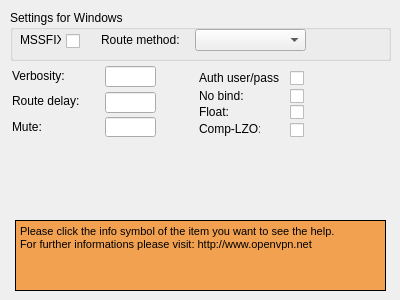
The window that wiz_advpage.ui (Securepoint/openvpn-client) describes before a commit, drawn with Qt 5.
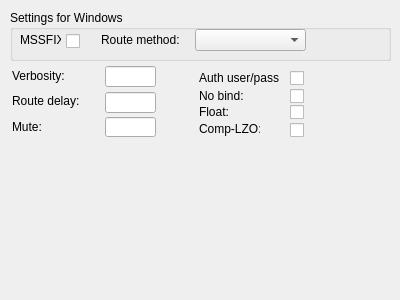
The same window after the commit. Icons and pictures are not drawn.

Patch:
```diff
--- a/wiz_advpage.ui
+++ b/wiz_advpage.ui
@@ -301,59 +301,6 @@
     <string/>
    </property>
   </widget>
-  <widget class="QPushButton" name="cmdInfoAuthUserPass">
-   <property name="geometry">
-    <rect>
-     <x>310</x>
-     <y>70</y>
-     <width>16</width>
-     <height>16</height>
-    </rect>
-   </property>
-   <property name="text">
-    <string/>
-   </property>
-   <property name="icon">
-    <iconset resource="systray.qrc">
-     <normaloff>:/images/info.svg</normaloff>:/images/info.svg</iconset>
-   </property>
-   <property name="flat">
-    <bool>true</bool>
-   </property>
-  </widget>
-  <widget class="QTextEdit" name="memHelp">
-   <property name="geometry">
-    <rect>
-     <x>15</x>
-     <y>220</y>
-     <width>371</width>
-     <height>71</height>
-    </rect>
-   </property>
-   <property name="contextMenuPolicy">
-    <enum>Qt::NoContextMenu</enum>
-   </property>
-   <property name="styleSheet">
-    <string notr="true">background-color: rgb(241, 161, 80);</string>
-   </property>
-   <property name="frameShape">
-    <enum>QFrame::Box</enum>
-   </property>
-   <property name="frameShadow">
-    <enum>QFrame::Plain</enum>
-   </property>
-   <property name="readOnly">
-    <bool>true</bool>
-   </property>
-   <property name="html">
-    <string>&lt;!DOCTYPE HTML PUBLIC &quot;-//W3C//DTD HTML 4.0//EN&quot; &quot;http://www.w3.org/TR/REC-html40/strict.dtd&quot;&gt;
-&lt;html&gt;&lt;head&gt;&lt;meta name=&quot;qrichtext&quot; content=&quot;1&quot; /&gt;&lt;style type=&quot;text/css&quot;&gt;
-p, li { white-space: pre-wrap; }
-&lt;/style&gt;&lt;/head&gt;&lt;body style=&quot; font-family:'MS Shell Dlg 2'; font-size:8.25pt; font-weight:400; font-style:normal;&quot;&gt;
-&lt;p style=&quot; margin-top:0px; margin-bottom:0px; margin-left:0px; margin-right:0px; -qt-block-indent:0; text-indent:0px;&quot;&gt;&lt;span style=&quot; font-size:8pt;&quot;&gt;Please click the info symbol of the item you want to see the help. &lt;/span&gt;&lt;/p&gt;
-&lt;p style=&quot; margin-top:0px; margin-bottom:0px; margin-left:0px; margin-right:0px; -qt-block-indent:0; text-indent:0px;&quot;&gt;&lt;span style=&quot; font-size:8pt;&quot;&gt;For further informations please visit: http://www.openvpn.net&lt;/span&gt;&lt;/p&gt;&lt;/body&gt;&lt;/html&gt;</string>
-   </property>
-  </widget>
  </widget>
  <resources>
   <include location="systray.qrc"/>
```
Left out of the diff: 24 changed lines with no effect on the pictures.
